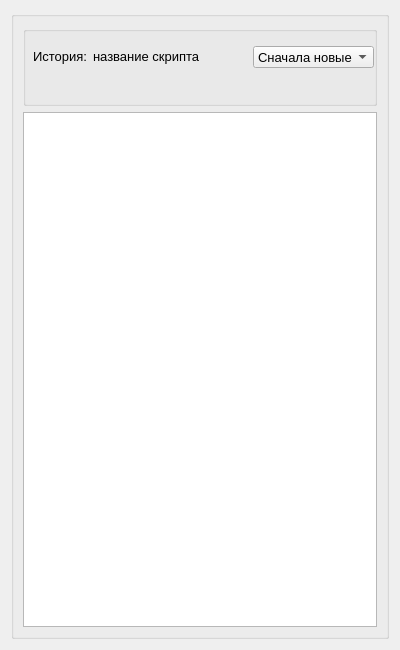
Old version of the form GUIproto/historywindow.ui in the repository MicranDIIS/script_storage.
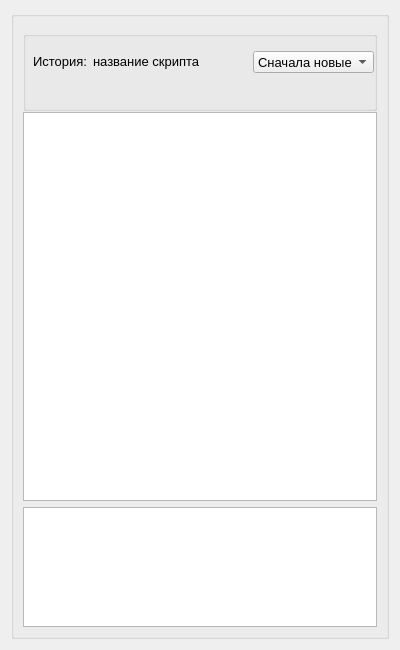
New version of the form.

Commit message: feat: showing commit message in lower pannel

The edit to the form file:
```diff
--- a/GUIproto/historywindow.ui
+++ b/GUIproto/historywindow.ui
@@ -49,7 +49,7 @@
         <property name="maximumSize">
          <size>
           <width>16777215</width>
-          <height>80</height>
+          <height>70</height>
          </size>
         </property>
         <property name="font">
@@ -139,6 +139,30 @@
         </attribute>
        </widget>
       </item>
+      <item>
+       <widget class="QTextEdit" name="CommitMessageTextEdit">
+        <property name="minimumSize">
+         <size>
+          <width>0</width>
+          <height>80</height>
+         </size>
+        </property>
+        <property name="maximumSize">
+         <size>
+          <width>16777215</width>
+          <height>120</height>
+         </size>
+        </property>
+        <property name="font">
+         <font>
+          <pointsize>10</pointsize>
+         </font>
+        </property>
+        <property name="readOnly">
+         <bool>true</bool>
+        </property>
+       </widget>
+      </item>
      </layout>
     </widget>
    </item>
```
The commit also changes 2 other files.
